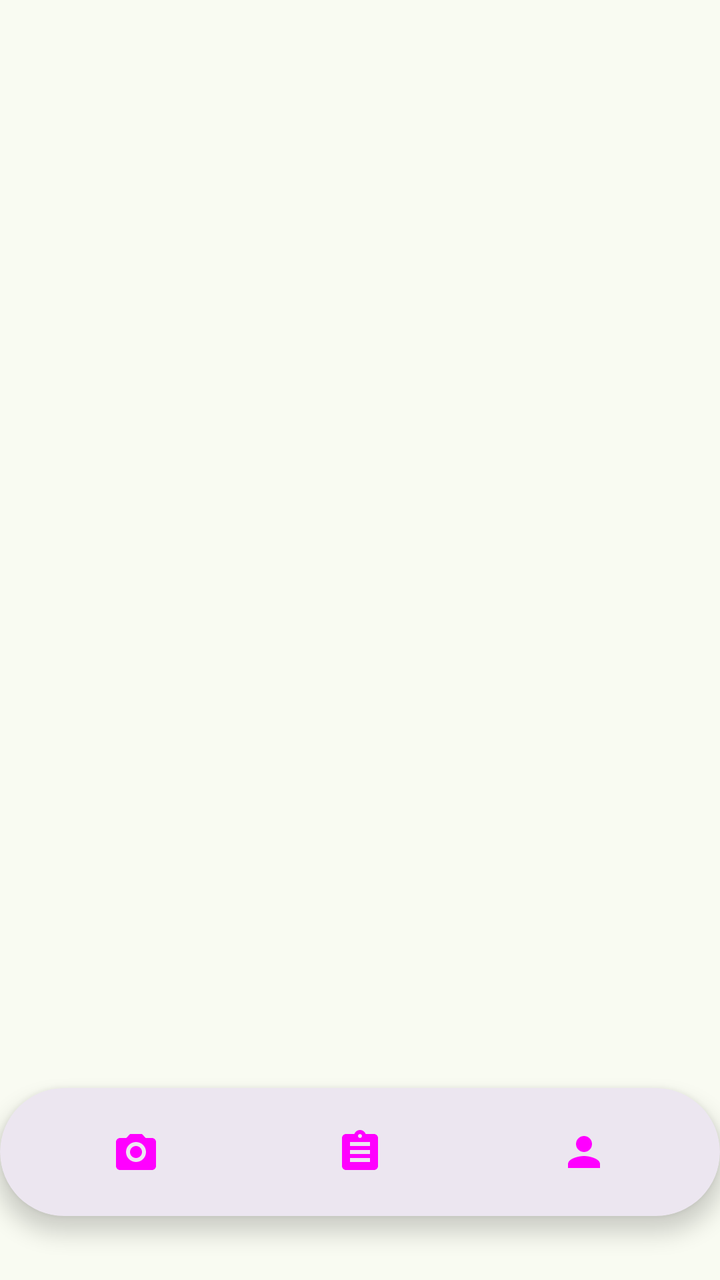
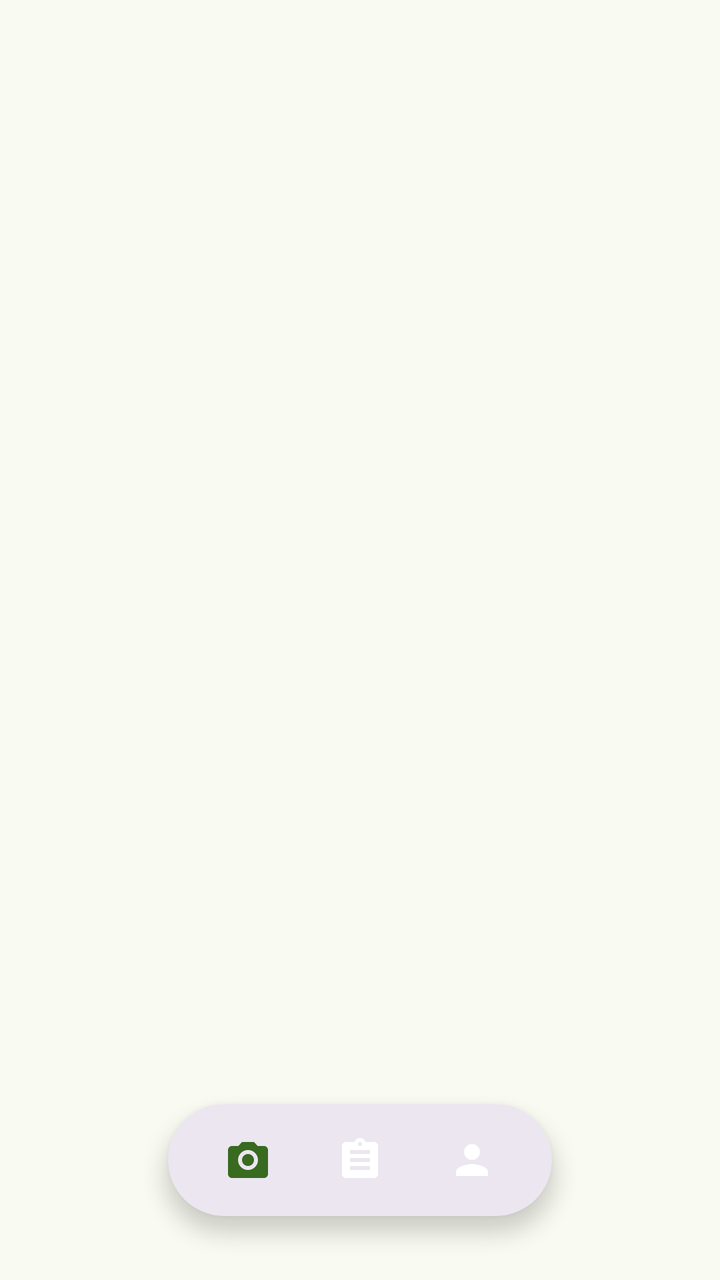

An Android layout rendered at two revisions. The XML below is the earlier revision; the diff shows what the commit changed to produce the second picture.
<!-- AndroidManifest.xml: application theme Theme.ScaScan -->
<!-- res/layout/fragment_main.xml -->
<?xml version="1.0" encoding="utf-8"?>
<androidx.constraintlayout.widget.ConstraintLayout
    xmlns:android="http://schemas.android.com/apk/res/android"
    xmlns:app="http://schemas.android.com/apk/res-auto"
    android:layout_width="match_parent"
    android:layout_height="match_parent"
    android:background="?android:colorBackground">

    <androidx.viewpager2.widget.ViewPager2
        android:id="@+id/viewPager"
        android:layout_width="0dp"
        android:layout_height="0dp"
        app:layout_constraintTop_toTopOf="parent"
        app:layout_constraintBottom_toBottomOf="parent"
        app:layout_constraintStart_toStartOf="parent"
        app:layout_constraintEnd_toEndOf="parent" />

    <com.google.android.material.progressindicator.LinearProgressIndicator
        android:id="@+id/analysisProgress"
        android:layout_width="match_parent"
        android:layout_height="4dp"
        android:indeterminate="true"
        android:visibility="gone"
        app:trackCornerRadius="0dp"
        app:layout_constraintTop_toTopOf="parent" />

    <com.google.android.material.card.MaterialCardView
        android:id="@+id/navCard"
        style="@style/Widget.App.PillBar"
        android:layout_width="wrap_content"
        android:layout_height="wrap_content"
        android:layout_marginBottom="32dp"
        app:cardBackgroundColor="?attr/colorSurfaceContainerHigh"
        app:layout_constraintBottom_toBottomOf="parent"
        app:layout_constraintEnd_toEndOf="parent"
        app:layout_constraintStart_toStartOf="parent">

        <com.google.android.material.bottomnavigation.BottomNavigationView
            android:id="@+id/bottomNav"
            android:layout_width="wrap_content"
            android:layout_height="64dp"
            android:paddingHorizontal="12dp"
            android:background="@android:color/transparent"
            app:elevation="0dp"
            app:itemIconSize="24dp"
            app:itemRippleColor="@null"
            app:itemActiveIndicatorColor="@android:color/transparent"
            app:labelVisibilityMode="unlabeled"
            app:menu="@menu/bottom_nav_menu" />

    </com.google.android.material.card.MaterialCardView>

</androidx.constraintlayout.widget.ConstraintLayout>
<!-- resources referenced by this layout -->
<resources>
  <style name="Widget.App.PillBar" parent="Widget.Material3.CardView.Filled">
          <item name="shapeAppearance">@style/ShapeAppearance.App.PillBar</item>
          <item name="cardElevation">6dp</item>
          <item name="strokeWidth">0dp</item>
      </style>
  <style name="ShapeAppearance.App.PillBar" parent="">
          <item name="cornerFamily">rounded</item>
          <item name="cornerSize">50%</item>
      </style>
  <color name="colorPrimary">#386A20</color>
  <color name="colorOnPrimary">#FFFFFF</color>
  <color name="colorBackground">#F9FBF2</color>
  <style name="ShapeAppearance.App.Pill" parent="">
          <item name="cornerFamily">rounded</item>
          <item name="cornerSize">50%</item>
      </style>
  <style name="ShapeAppearance.App.LargeRounded" parent="">
          <item name="cornerFamily">rounded</item>
          <item name="cornerSize">28dp</item>
      </style>
  <style name="Widget.App.Button" parent="Widget.Material3.Button">
          <item name="shapeAppearance">@style/ShapeAppearance.App.Pill</item>
          <item name="android:paddingStart">24dp</item>
          <item name="android:paddingEnd">24dp</item>
      </style>
  <style name="Widget.App.Button.Outlined" parent="Widget.Material3.Button.OutlinedButton">
          <item name="shapeAppearance">@style/ShapeAppearance.App.Pill</item>
          <item name="android:paddingStart">24dp</item>
          <item name="android:paddingEnd">24dp</item>
      </style>
  <style name="Widget.App.FloatingActionButton" parent="Widget.Material3.FloatingActionButton.Large.Primary">
          <item name="shapeAppearance">@style/ShapeAppearance.App.Pill</item>
      </style>
  <style name="Widget.App.ExtendedFab" parent="Widget.Material3.ExtendedFloatingActionButton.Primary">
          <item name="shapeAppearance">@style/ShapeAppearance.App.Pill</item>
      </style>
  <style name="Widget.App.Card" parent="Widget.Material3.CardView.Filled">
          <item name="shapeAppearance">@style/ShapeAppearance.App.LargeRounded</item>
          <item name="cardElevation">0dp</item>
          <item name="strokeWidth">0dp</item>
      </style>
  <!-- unchanged entries left out for length: 1 -->
</resources>

<!-- the commit's change to res/layout/fragment_main.xml (unified diff, before → after) -->
@@ -28,25 +28,49 @@
         android:id="@+id/navCard"
         style="@style/Widget.App.PillBar"
         android:layout_width="wrap_content"
-        android:layout_height="wrap_content"
+        android:layout_height="56dp"
         android:layout_marginBottom="32dp"
         app:cardBackgroundColor="?attr/colorSurfaceContainerHigh"
         app:layout_constraintBottom_toBottomOf="parent"
         app:layout_constraintEnd_toEndOf="parent"
         app:layout_constraintStart_toStartOf="parent">
 
-        <com.google.android.material.bottomnavigation.BottomNavigationView
-            android:id="@+id/bottomNav"
+        <LinearLayout
+            android:id="@+id/customNav"
             android:layout_width="wrap_content"
-            android:layout_height="64dp"
+            android:layout_height="match_parent"
+            android:orientation="horizontal"
             android:paddingHorizontal="12dp"
-            android:background="@android:color/transparent"
-            app:elevation="0dp"
-            app:itemIconSize="24dp"
-            app:itemRippleColor="@null"
-            app:itemActiveIndicatorColor="@android:color/transparent"
-            app:labelVisibilityMode="unlabeled"
-            app:menu="@menu/bottom_nav_menu" />
+            android:gravity="center">
+
+            <ImageButton
+                android:id="@+id/nav_home"
+                android:layout_width="56dp"
+                android:layout_height="match_parent"
+                android:background="?attr/selectableItemBackgroundBorderless"
+                android:src="@drawable/ic_camera"
+                android:contentDescription="@string/nav_scan"
+                app:tint="?attr/colorPrimary" />
+
+            <ImageButton
+                android:id="@+id/nav_log"
+                android:layout_width="56dp"
+                android:layout_height="match_parent"
+                android:background="?attr/selectableItemBackgroundBorderless"
+                android:src="@drawable/ic_nav_log"
+                android:contentDescription="@string/nav_log"
+                app:tint="?attr/colorOnSurfaceVariant" />
+
+            <ImageButton
+                android:id="@+id/nav_profile"
+                android:layout_width="56dp"
+                android:layout_height="match_parent"
+                android:background="?attr/selectableItemBackgroundBorderless"
+                android:src="@drawable/ic_nav_profile"
+                android:contentDescription="@string/nav_profile"
+                app:tint="?attr/colorOnSurfaceVariant" />
+
+        </LinearLayout>
 
     </com.google.android.material.card.MaterialCardView>
 
<!-- resource entries referenced after the edit -->
@@ -1,5 +1,41 @@
 <!-- resources referenced by this layout -->
 <resources>
+  <!-- drawable ic_camera (drawable) -->
+  <?xml version="1.0" encoding="utf-8"?>
+  <vector xmlns:android="http://schemas.android.com/apk/res/android"
+      android:width="24dp"
+      android:height="24dp"
+      android:viewportWidth="24"
+      android:viewportHeight="24">
+      <path
+          android:fillColor="@android:color/white"
+          android:pathData="M20,5H16.83L15,3H9L7.17,5H4C2.9,5 2,5.9 2,7v12c0,1.1 0.9,2 2,2h16c1.1,0 2,-0.9 2,-2V7C22,5.9 21.1,5 20,5zM12,17c-2.76,0 -5,-2.24 -5,-5s2.24,-5 5,-5 5,2.24 5,5S14.76,17 12,17zM12,9c-1.66,0 -3,1.34 -3,3s1.34,3 3,3 3,-1.34 3,-3S13.66,9 12,9z" />
+  </vector>
+  <!-- drawable ic_nav_log (drawable) -->
+  <?xml version="1.0" encoding="utf-8"?>
+  <vector xmlns:android="http://schemas.android.com/apk/res/android"
+      android:width="24dp"
+      android:height="24dp"
+      android:viewportWidth="24"
+      android:viewportHeight="24">
+      <path
+          android:fillColor="@android:color/white"
+          android:pathData="M19,3H14.82C14.4,1.84 13.3,1 12,1C10.7,1 9.6,1.84 9.18,3H5C3.9,3 3,3.9 3,5v14c0,1.1 0.9,2 2,2h14c1.1,0 2,-0.9 2,-2V5C21,3.9 20.1,3 19,3zM12,3c0.55,0 1,0.45 1,1s-0.45,1 -1,1s-1,-0.45 -1,-1S11.45,3 12,3zM17,17H7v-2h10V17zM17,13H7v-2h10V13zM17,9H7V7h10V9z" />
+  </vector>
+  <!-- drawable ic_nav_profile (drawable) -->
+  <?xml version="1.0" encoding="utf-8"?>
+  <vector xmlns:android="http://schemas.android.com/apk/res/android"
+      android:width="24dp"
+      android:height="24dp"
+      android:viewportWidth="24"
+      android:viewportHeight="24">
+      <path
+          android:fillColor="@android:color/white"
+          android:pathData="M12,12c2.21,0 4,-1.79 4,-4S14.21,4 12,4S8,5.79 8,8S9.79,12 12,12zM12,14c-2.67,0 -8,1.34 -8,4v2h16v-2C20,15.34 14.67,14 12,14z" />
+  </vector>
+  <string name="nav_log">Log</string>
+  <string name="nav_profile">Profile</string>
+  <string name="nav_scan">Scan</string>
   <style name="Widget.App.PillBar" parent="Widget.Material3.CardView.Filled">
           <item name="shapeAppearance">@style/ShapeAppearance.App.PillBar</item>
           <item name="cardElevation">6dp</item>
